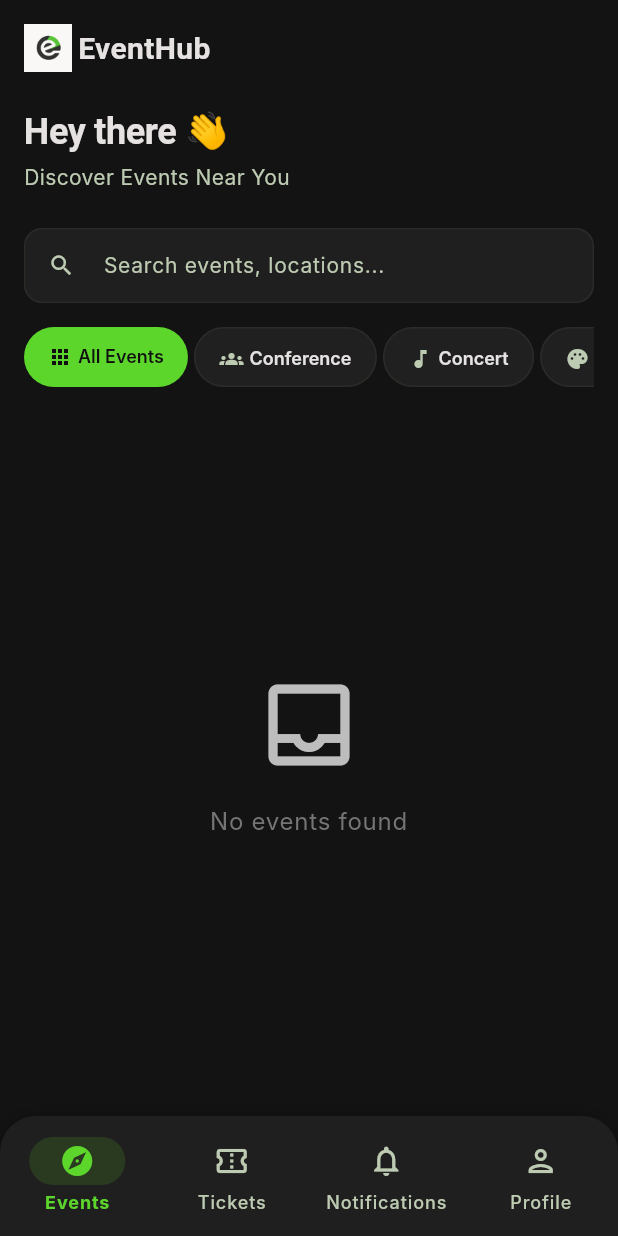
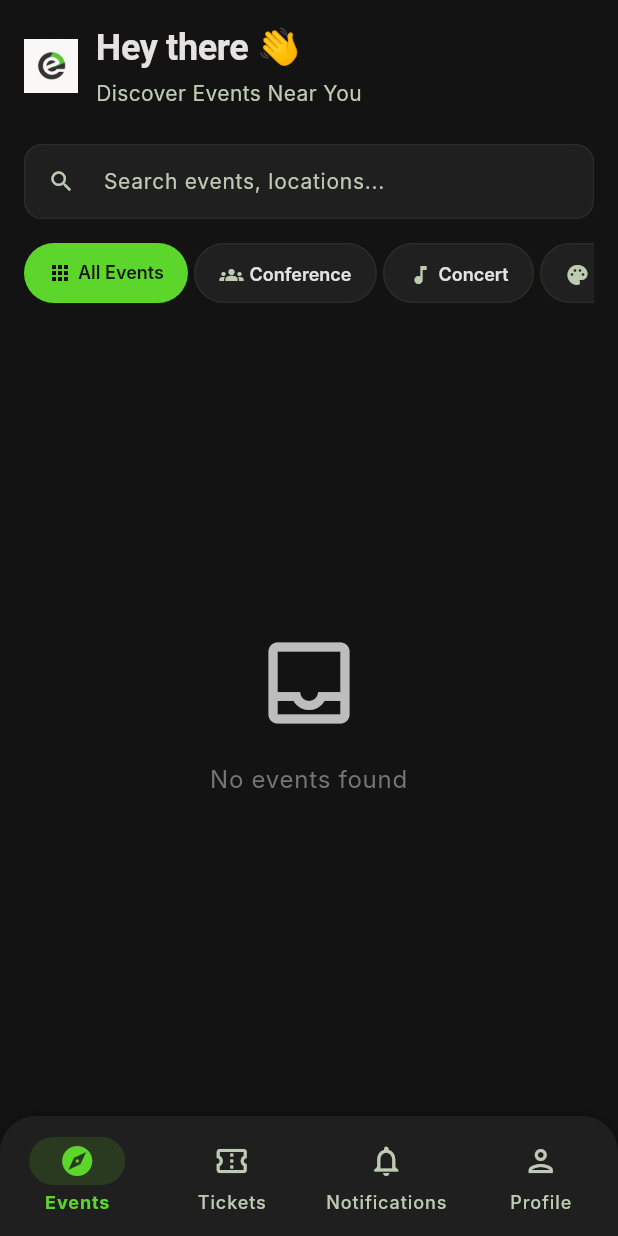
Before and after one commit to 24231-Brahim/pi-eventhub, a Flutter app: the EventListPage screen opened by its route, on a phone screen of 412 x 824 dp. Run offline on Flutter 3.47's test engine with Material 3 defaults, Android fonts, the phone set to English and light mode, and no system bars; our stand-ins replace bloc, cached_network_image, connectivity_plus, csv, dartz, equatable and 11 more; missing offline and left inert: mobile_scanner; accounts and stored records are empty; Roboto replaces fonts that are missing (Inter, Poppins).

Commit message:
Disable R8 minification for release to fix ML Kit camera crash
The release APK was minified by R8, which obfuscated ML Kit's
reflection/JNI-accessed classes (used by mobile_scanner) and caused an
obfuscated null-reference native crash when opening the QR scanner camera
on device. Release-only, which is why plugin version bumps did not help.

- Disable isMinifyEnabled / isShrinkResources for the release build
- Add proguard-rules.pro with ML Kit + mobile_scanner keep rules as a
  safety net if minification is re-enabled
- Enable multiDex
- Move home page logo to the left of the greeting (height 36)

Co-Authored-By: Claude Opus 4.8 <noreply@anthropic.com>

```diff
--- a/eventhub/lib/features/events/presentation/pages/event_list_page.dart
+++ b/eventhub/lib/features/events/presentation/pages/event_list_page.dart
@@ -150,33 +150,32 @@ class _GreetingHeader extends StatelessWidget {
     final name =
         authState is Authenticated ? authState.user.name.split(' ').first : '';
 
-    return Column(
-      crossAxisAlignment: CrossAxisAlignment.start,
-      children: [
-        Row(
+    return Row(
+      crossAxisAlignment: CrossAxisAlignment.center,
       children: [
         Image.asset(
           'assets/images/logo.png',
-              height: 32,
+          height: 36,
           filterQuality: FilterQuality.medium,
         ),
-            const SizedBox(width: AppSpacing.stackSm),
-            Text(
-              'EventHub',
-              style: AppTypography.headlineSm
-                  .copyWith(color: AppColors.onSurface),
-            ),
-          ],
-        ),
-        const SizedBox(height: AppSpacing.stackLg),
+        const SizedBox(width: AppSpacing.gutter),
+        Expanded(
+          child: Column(
+            crossAxisAlignment: CrossAxisAlignment.start,
+            children: [
               Text(
                 name.isEmpty ? 'Hey there 👋' : 'Hey, $name 👋',
-          style: AppTypography.headlineMd.copyWith(color: AppColors.onSurface),
+                style: AppTypography.headlineMd
+                    .copyWith(color: AppColors.onSurface),
               ),
               const SizedBox(height: AppSpacing.stackSm),
               Text(
                 subtitle,
-          style: AppTypography.bodyMd.copyWith(color: AppColors.onSurfaceVariant),
+                style: AppTypography.bodyMd
+                    .copyWith(color: AppColors.onSurfaceVariant),
+              ),
+            ],
+          ),
         ),
       ],
     );
```
Also changed, not shown: 2 other files. Lines whose indentation alone changed are shown as unchanged.
